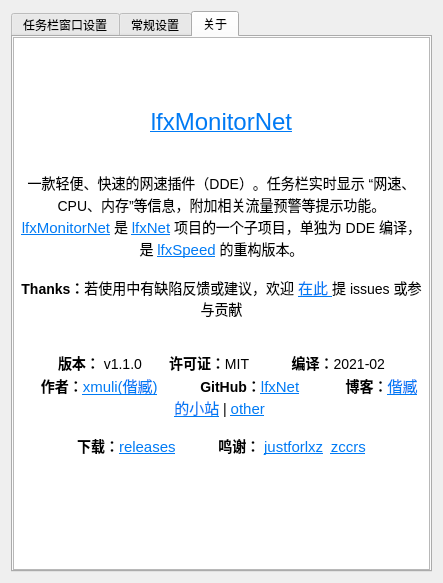
This is dde-dock-plugin/WinDdeDockSetting.ui in XMuli/NetSpeed as Qt 5 draws it before an edit. The edited form follows.
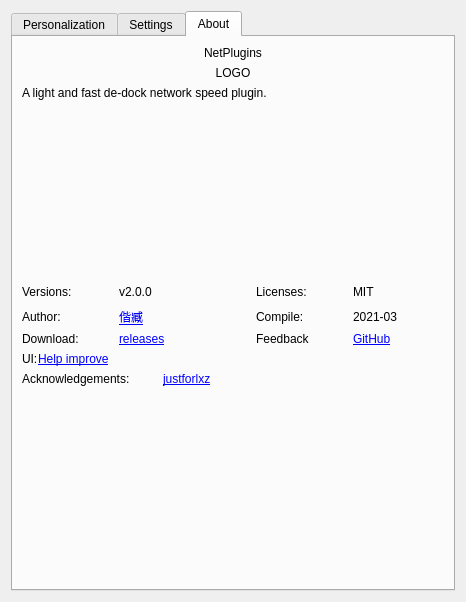
This is the edited form. The open tabs and pages were chosen to show the change. Icons and pictures are not drawn.

Commit message: feat: Adjusting the UI of the dde-dock plugin again

The edit to the form file:
```diff
--- a/dde-dock-plugin/WinDdeDockSetting.ui
+++ b/dde-dock-plugin/WinDdeDockSetting.ui
@@ -6,14 +6,14 @@
    <rect>
     <x>0</x>
     <y>0</y>
-    <width>443</width>
-    <height>583</height>
+    <width>466</width>
+    <height>602</height>
    </rect>
   </property>
   <property name="windowTitle">
    <string>Form</string>
   </property>
-  <layout class="QHBoxLayout" name="horizontalLayout_2">
+  <layout class="QVBoxLayout" name="verticalLayout_7">
    <item>
     <widget class="QTabWidget" name="tabWidget">
      <property name="autoFillBackground">
@@ -24,7 +24,7 @@
      </property>
      <widget class="QWidget" name="tabDockSetting">
       <attribute name="title">
-       <string>任务栏窗口设置</string>
+       <string>Personalization</string>
       </attribute>
       <layout class="QVBoxLayout" name="verticalLayout_4">
        <item>
@@ -250,14 +250,7 @@
            </layout>
           </item>
           <item>
-           <widget class="Line" name="line">
-            <property name="orientation">
-             <enum>Qt::Horizontal</enum>
-            </property>
-           </widget>
-          </item>
-          <item>
-           <layout class="QHBoxLayout" name="horizontalLayout_5" stretch="1,2,1,2,0">
+           <layout class="QHBoxLayout" name="horizontalLayout_2" stretch="1,1,1,1,1">
             <item>
              <widget class="QLabel" name="label_39">
               <property name="text">
@@ -279,7 +272,7 @@
              <widget class="QSpinBox" name="spinBoxRefreshInterval"/>
             </item>
             <item>
-             <spacer name="horizontalSpacer_2">
+             <spacer name="horizontalSpacer_3">
               <property name="orientation">
                <enum>Qt::Horizontal</enum>
               </property>
@@ -344,7 +337,7 @@
      </widget>
      <widget class="QWidget" name="tabGeneralSetting">
       <attribute name="title">
-       <string>常规设置</string>
+       <string>Settings</string>
       </attribute>
       <layout class="QVBoxLayout" name="verticalLayout">
        <item>
@@ -435,24 +428,55 @@
            </widget>
           </item>
           <item>
-           <widget class="QRadioButton" name="radioButtonLight">
-            <property name="text">
-             <string>浅色模式</string>
-            </property>
-            <property name="checkable">
-             <bool>true</bool>
-            </property>
-            <property name="checked">
-             <bool>false</bool>
-            </property>
-           </widget>
-          </item>
-          <item>
-           <widget class="QRadioButton" name="radioButtonDark">
-            <property name="text">
-             <string>暗色模式</string>
-            </property>
-           </widget>
+           <layout class="QHBoxLayout" name="horizontalLayout">
+            <item>
+             <widget class="QLabel" name="label_39">
+              <property name="text">
+               <string>Fractional accuracy:</string>
+              </property>
+             </widget>
+            </item>
+            <item>
+             <widget class="QSpinBox" name="spinBoxFractionalAccuracy">
+              <property name="maximumSize">
+               <size>
+                <width>80</width>
+                <height>16777215</height>
+               </size>
+              </property>
+             </widget>
+            </item>
+            <item>
+             <widget class="QLabel" name="label_40">
+              <property name="text">
+               <string>Refresh interval:</string>
+              </property>
+             </widget>
+            </item>
+            <item>
+             <widget class="QSpinBox" name="spinBoxRefreshInterval">
+              <property name="maximumSize">
+               <size>
+                <width>80</width>
+                <height>16777215</height>
+               </size>
+              </property>
+             </widget>
+            </item>
+            <item>
+             <spacer name="horizontalSpacer_2">
+              <property name="orientation">
+               <enum>Qt::Horizontal</enum>
+              </property>
+              <property name="sizeHint" stdset="0">
+               <size>
+                <width>138</width>
+                <height>20</height>
+               </size>
+              </property>
+             </spacer>
+            </item>
+           </layout>
           </item>
          </layout>
         </widget>
@@ -622,59 +646,232 @@
        <bool>false</bool>
       </property>
       <attribute name="title">
-       <string>关于</string>
+       <string>About</string>
       </attribute>
-      <layout class="QHBoxLayout" name="horizontalLayout">
-       <property name="spacing">
-        <number>6</number>
-       </property>
-       <property name="leftMargin">
-        <number>0</number>
-       </property>
-       <property name="topMargin">
-        <number>0</number>
-       </property>
-       <property name="rightMargin">
-        <number>0</number>
-       </property>
-       <property name="bottomMargin">
-        <number>0</number>
-       </property>
+      <layout class="QVBoxLayout" name="verticalLayout_20">
        <item>
-        <widget class="QTextBrowser" name="textBrowser">
-         <property name="readOnly">
-          <bool>true</bool>
+        <widget class="QLabel" name="label_91">
+         <property name="text">
+          <string>NetPlugins</string>
          </property>
-         <property name="html">
-          <string>&lt;!DOCTYPE HTML PUBLIC &quot;-//W3C//DTD HTML 4.0//EN&quot; &quot;http://www.w3.org/TR/REC-html40/strict.dtd&quot;&gt;
-&lt;html&gt;&lt;head&gt;&lt;meta name=&quot;qrichtext&quot; content=&quot;1&quot; /&gt;&lt;style type=&quot;text/css&quot;&gt;
-p, li { white-space: pre-wrap; }
-&lt;/style&gt;&lt;/head&gt;&lt;body style=&quot; font-family:'Noto Sans CJK SC'; font-size:10.5pt; font-weight:400; font-style:normal;&quot;&gt;
-&lt;p align=&quot;center&quot; style=&quot;-qt-paragraph-type:empty; margin-top:0px; margin-bottom:0px; margin-left:0px; margin-right:0px; -qt-block-indent:0; text-indent:0px;&quot;&gt;&lt;br /&gt;&lt;/p&gt;
-&lt;p align=&quot;center&quot; style=&quot; margin-top:0px; margin-bottom:0px; margin-left:0px; margin-right:0px; -qt-block-indent:0; text-indent:0px;&quot;&gt;&lt;img src=&quot;:/images/xmuli.png&quot; /&gt;&lt;/p&gt;
-&lt;p align=&quot;center&quot; style=&quot;-qt-paragraph-type:empty; margin-top:0px; margin-bottom:0px; margin-left:0px; margin-right:0px; -qt-block-indent:0; text-indent:0px; font-size:11pt;&quot;&gt;&lt;br /&gt;&lt;/p&gt;
-&lt;p align=&quot;center&quot; style=&quot;-qt-paragraph-type:empty; margin-top:0px; margin-bottom:0px; margin-left:0px; margin-right:0px; -qt-block-indent:0; text-indent:0px;&quot;&gt;&lt;br /&gt;&lt;/p&gt;
-&lt;p align=&quot;center&quot; style=&quot; margin-top:0px; margin-bottom:0px; margin-left:0px; margin-right:0px; -qt-block-indent:0; text-indent:0px;&quot;&gt;&lt;a href=&quot;https://github.com/xmuli/lfxNet/tree/master/dde-dock-plugin&quot;&gt;&lt;span style=&quot; font-size:18pt; text-decoration: underline; color:#007af4;&quot;&gt;lfxMonitorNet&lt;/span&gt;&lt;/a&gt;&lt;/p&gt;
-&lt;p align=&quot;center&quot; style=&quot;-qt-paragraph-type:empty; margin-top:0px; margin-bottom:0px; margin-left:0px; margin-right:0px; -qt-block-indent:0; text-indent:0px; font-size:11pt; text-decoration: underline; color:#007af4;&quot;&gt;&lt;br /&gt;&lt;/p&gt;
-&lt;p align=&quot;center&quot; style=&quot;-qt-paragraph-type:empty; margin-top:0px; margin-bottom:0px; margin-left:0px; margin-right:0px; -qt-block-indent:0; text-indent:0px; font-size:11pt; text-decoration: underline; color:#007af4;&quot;&gt;&lt;br /&gt;&lt;/p&gt;
-&lt;p align=&quot;center&quot; style=&quot; margin-top:0px; margin-bottom:0px; margin-left:0px; margin-right:0px; -qt-block-indent:0; text-indent:0px;&quot;&gt;一款轻便、快速的网速插件（DDE）。任务栏实时显示 “网速、CPU、内存”等信息，附加相关流量预警等提示功能。&lt;a href=&quot;https://github.com/xmuli/lfxNet/tree/master/dde-dock-plugin&quot;&gt;&lt;span style=&quot; font-size:11pt; text-decoration: underline; color:#007af4;&quot;&gt;lfxMonitorNet&lt;/span&gt;&lt;/a&gt; 是 &lt;a href=&quot;https://github.com/xmuli/lfxNet&quot;&gt;&lt;span style=&quot; font-size:11pt; text-decoration: underline; color:#007af4;&quot;&gt;lfxNet&lt;/span&gt;&lt;/a&gt; 项目的一个子项目，单独为 DDE 编译，是 &lt;a href=&quot;https://github.com/xmuli/lfxSpeed&quot;&gt;&lt;span style=&quot; font-size:11pt; text-decoration: underline; color:#007af4;&quot;&gt;lfxSpeed&lt;/span&gt;&lt;/a&gt; 的重构版本。&lt;/p&gt;
-&lt;p align=&quot;center&quot; style=&quot;-qt-paragraph-type:empty; margin-top:0px; margin-bottom:0px; margin-left:0px; margin-right:0px; -qt-block-indent:0; text-indent:0px; font-weight:600;&quot;&gt;&lt;br /&gt;&lt;/p&gt;
-&lt;p align=&quot;center&quot; style=&quot; margin-top:0px; margin-bottom:0px; margin-left:0px; margin-right:0px; -qt-block-indent:0; text-indent:0px;&quot;&gt;&lt;span style=&quot; font-weight:600;&quot;&gt;Thanks：&lt;/span&gt;若使用中有缺陷反馈或建议，欢迎 &lt;a href=&quot;https://github.com/xmuli/lfxNet/issues&quot;&gt;&lt;span style=&quot; font-size:11pt; text-decoration: underline; color:#007af4;&quot;&gt;在此 &lt;/span&gt;&lt;/a&gt;提 issues 或参与贡献&lt;/p&gt;
-&lt;p align=&quot;center&quot; style=&quot;-qt-paragraph-type:empty; margin-top:0px; margin-bottom:0px; margin-left:0px; margin-right:0px; -qt-block-indent:0; text-indent:0px;&quot;&gt;&lt;br /&gt;&lt;/p&gt;
-&lt;p align=&quot;center&quot; style=&quot;-qt-paragraph-type:empty; margin-top:0px; margin-bottom:0px; margin-left:0px; margin-right:0px; -qt-block-indent:0; text-indent:0px;&quot;&gt;&lt;br /&gt;&lt;/p&gt;
-&lt;p align=&quot;center&quot; style=&quot; margin-top:0px; margin-bottom:0px; margin-left:0px; margin-right:0px; -qt-block-indent:0; text-indent:0px;&quot;&gt;&lt;span style=&quot; font-weight:600;&quot;&gt;版本： &lt;/span&gt;v1.1.0 &lt;span style=&quot; font-weight:600;&quot;&gt;      许可证：&lt;/span&gt;MIT&lt;span style=&quot; font-weight:600;&quot;&gt;           编译：&lt;/span&gt;2021-02&lt;/p&gt;
-&lt;p align=&quot;center&quot; style=&quot; margin-top:0px; margin-bottom:0px; margin-left:0px; margin-right:0px; -qt-block-indent:0; text-indent:0px;&quot;&gt;&lt;span style=&quot; font-weight:600;&quot;&gt;    作者：&lt;/span&gt;&lt;a href=&quot;https://github.com/xmuli&quot;&gt;&lt;span style=&quot; font-size:11pt; text-decoration: underline; color:#007af4;&quot;&gt;xmuli(偕臧)&lt;/span&gt;&lt;/a&gt;&lt;span style=&quot; font-weight:600;&quot;&gt;           GitHub：&lt;/span&gt;&lt;a href=&quot;https://github.com/xmuli/lfxNet&quot;&gt;&lt;span style=&quot; font-size:11pt; text-decoration: underline; color:#007af4;&quot;&gt;lfxNet&lt;/span&gt;&lt;/a&gt;&lt;span style=&quot; font-weight:600;&quot;&gt;            博客：&lt;/span&gt;&lt;a href=&quot;https://xmuli.tech&quot;&gt;&lt;span style=&quot; font-size:11pt; text-decoration: underline; color:#007af4;&quot;&gt;偕臧的小站&lt;/span&gt;&lt;/a&gt; | &lt;a href=&quot;https://xmuli.blog.csdn.net/&quot;&gt;&lt;span style=&quot; font-size:11pt; text-decoration: underline; color:#007af4;&quot;&gt;other&lt;/span&gt;&lt;/a&gt; &lt;/p&gt;
-&lt;p align=&quot;center&quot; style=&quot;-qt-paragraph-type:empty; margin-top:0px; margin-bottom:0px; margin-left:0px; margin-right:0px; -qt-block-indent:0; text-indent:0px;&quot;&gt;&lt;br /&gt;&lt;/p&gt;
-&lt;p align=&quot;center&quot; style=&quot; margin-top:0px; margin-bottom:0px; margin-left:0px; margin-right:0px; -qt-block-indent:0; text-indent:0px;&quot;&gt;&lt;span style=&quot; font-weight:600;&quot;&gt;下载：&lt;/span&gt;&lt;a href=&quot;https://github.com/xmuli/lfxNet/releases&quot;&gt;&lt;span style=&quot; font-size:11pt; text-decoration: underline; color:#007af4;&quot;&gt;releases&lt;/span&gt;&lt;/a&gt;&lt;span style=&quot; font-weight:600;&quot;&gt;           鸣谢： &lt;/span&gt;&lt;a href=&quot;https://blog.justforlxz.com/&quot;&gt;&lt;span style=&quot; font-size:11pt; text-decoration: underline; color:#007af4;&quot;&gt;justforlxz&lt;/span&gt;&lt;/a&gt;&lt;span style=&quot; font-weight:600;&quot;&gt;  &lt;/span&gt;&lt;a href=&quot;https://github.com/zccrs&quot;&gt;&lt;span style=&quot; font-size:11pt; text-decoration: underline; color:#007af4;&quot;&gt;zccrs&lt;/span&gt;&lt;/a&gt;&lt;/p&gt;
-&lt;p align=&quot;center&quot; style=&quot;-qt-paragraph-type:empty; margin-top:0px; margin-bottom:0px; margin-left:0px; margin-right:0px; -qt-block-indent:0; text-indent:0px;&quot;&gt;&lt;br /&gt;&lt;/p&gt;
-&lt;p align=&quot;center&quot; style=&quot;-qt-paragraph-type:empty; margin-top:0px; margin-bottom:0px; margin-left:0px; margin-right:0px; -qt-block-indent:0; text-indent:0px;&quot;&gt;&lt;br /&gt;&lt;/p&gt;
-&lt;p align=&quot;center&quot; style=&quot;-qt-paragraph-type:empty; margin-top:0px; margin-bottom:0px; margin-left:0px; margin-right:0px; -qt-block-indent:0; text-indent:0px;&quot;&gt;&lt;br /&gt;&lt;/p&gt;&lt;/body&gt;&lt;/html&gt;</string>
+         <property name="alignment">
+          <set>Qt::AlignCenter</set>
          </property>
-         <property name="openExternalLinks">
-          <bool>true</bool>
+        </widget>
+       </item>
+       <item>
+        <widget class="QLabel" name="label_92">
+         <property name="text">
+          <string>LOGO</string>
          </property>
+         <property name="alignment">
+          <set>Qt::AlignCenter</set>
+         </property>
         </widget>
        </item>
+       <item>
+        <widget class="QLabel" name="label_93">
+         <property name="text">
+          <string>A light and fast de-dock network speed plugin.</string>
+         </property>
+        </widget>
+       </item>
+       <item>
+        <spacer name="verticalSpacer_16">
+         <property name="orientation">
+          <enum>Qt::Vertical</enum>
+         </property>
+         <property name="sizeHint" stdset="0">
+          <size>
+           <width>20</width>
+           <height>40</height>
+          </size>
+         </property>
+        </spacer>
+       </item>
+       <item>
+        <layout class="QGridLayout" name="gridLayout_16">
+         <item row="1" column="3">
+          <widget class="QLabel" name="label_103">
+           <property name="text">
+            <string>Compile:</string>
+           </property>
+          </widget>
+         </item>
+         <item row="1" column="0">
+          <widget class="QLabel" name="label_98">
+           <property name="text">
+            <string>Author:</string>
+           </property>
+          </widget>
+         </item>
+         <item row="2" column="4">
+          <widget class="QLabel" name="label_95">
+           <property name="text">
+            <string>&lt;a href=&quot;https://github.com/xmuli/lfxNet/issues&quot;&gt;GitHub</string>
+           </property>
+           <property name="openExternalLinks">
+            <bool>true</bool>
+           </property>
+          </widget>
+         </item>
+         <item row="1" column="1">
+          <widget class="QLabel" name="label_99">
+           <property name="text">
+            <string>&lt;a href=&quot;https://ifmet.cn/&quot;&gt;偕臧</string>
+           </property>
+           <property name="openExternalLinks">
+            <bool>true</bool>
+           </property>
+          </widget>
+         </item>
+         <item row="1" column="4">
+          <widget class="QLabel" name="labCompile_3">
+           <property name="text">
+            <string>2021-03</string>
+           </property>
+          </widget>
+         </item>
+         <item row="2" column="3">
+          <widget class="QLabel" name="label_101">
+           <property name="text">
+            <string>Feedback</string>
+           </property>
+          </widget>
+         </item>
+         <item row="0" column="3">
+          <widget class="QLabel" name="label_102">
+           <property name="text">
+            <string>Licenses:</string>
+           </property>
+          </widget>
+         </item>
+         <item row="2" column="1">
+          <widget class="QLabel" name="label_97">
+           <property name="text">
+            <string>&lt;a href=&quot;https://github.com/xmuli/lfxNet/releases&quot;&gt;releases</string>
+           </property>
+           <property name="openExternalLinks">
+            <bool>true</bool>
+           </property>
+          </widget>
+         </item>
+         <item row="0" column="4">
+          <widget class="QLabel" name="label_96">
+           <property name="text">
+            <string>MIT</string>
+           </property>
+           <property name="openExternalLinks">
+            <bool>false</bool>
+           </property>
+          </widget>
+         </item>
+         <item row="2" column="0">
+          <widget class="QLabel" name="label_94">
+           <property name="text">
+            <string>Download:</string>
+           </property>
+          </widget>
+         </item>
+         <item row="0" column="2">
+          <spacer name="horizontalSpacer_31">
+           <property name="orientation">
+            <enum>Qt::Horizontal</enum>
+           </property>
+           <property name="sizeType">
+            <enum>QSizePolicy::Minimum</enum>
+           </property>
+           <property name="sizeHint" stdset="0">
+            <size>
+             <width>40</width>
+             <height>20</height>
+            </size>
+           </property>
+          </spacer>
+         </item>
+         <item row="0" column="1">
+          <widget class="QLabel" name="label_104">
+           <property name="text">
+            <string>v2.0.0</string>
+           </property>
+           <property name="openExternalLinks">
+            <bool>false</bool>
+           </property>
+          </widget>
+         </item>
+         <item row="0" column="0">
+          <widget class="QLabel" name="label_100">
+           <property name="text">
+            <string>Versions:</string>
+           </property>
+          </widget>
+         </item>
+        </layout>
+       </item>
+       <item>
+        <layout class="QHBoxLayout" name="horizontalLayout_50" stretch="0,9">
+         <property name="spacing">
+          <number>0</number>
+         </property>
+         <item>
+          <widget class="QLabel" name="label_105">
+           <property name="text">
+            <string>UI:</string>
+           </property>
+          </widget>
+         </item>
+         <item>
+          <widget class="QLabel" name="label_106">
+           <property name="text">
+            <string>&lt;a href=&quot;https://ifmet.cn/&quot;&gt;Help improve</string>
+           </property>
+           <property name="openExternalLinks">
+            <bool>true</bool>
+           </property>
+          </widget>
+         </item>
+        </layout>
+       </item>
+       <item>
+        <layout class="QHBoxLayout" name="horizontalLayout_51" stretch="1,2">
+         <property name="spacing">
+          <number>0</number>
+         </property>
+         <item>
+          <widget class="QLabel" name="label_107">
+           <property name="text">
+            <string>Acknowledgements:</string>
+           </property>
+           <property name="openExternalLinks">
+            <bool>true</bool>
+           </property>
+          </widget>
+         </item>
+         <item>
+          <widget class="QLabel" name="label_108">
+           <property name="text">
+            <string>&lt;a href=&quot;https://blog.justforlxz.com&quot;&gt;justforlxz</string>
+           </property>
+          </widget>
+         </item>
+        </layout>
+       </item>
+       <item>
+        <spacer name="verticalSpacer_15">
+         <property name="orientation">
+          <enum>Qt::Vertical</enum>
+         </property>
+         <property name="sizeType">
+          <enum>QSizePolicy::Preferred</enum>
+         </property>
+         <property name="sizeHint" stdset="0">
+          <size>
+           <width>20</width>
+           <height>194</height>
+          </size>
+         </property>
+        </spacer>
+       </item>
       </layout>
      </widget>
     </widget>
```
Left out of the diff: 607 changed lines with no effect on the pictures. The commit also changes 3 other files.
